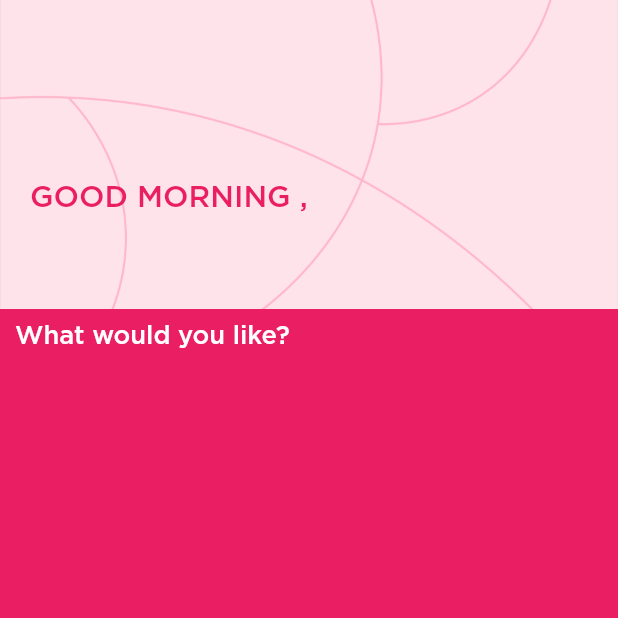
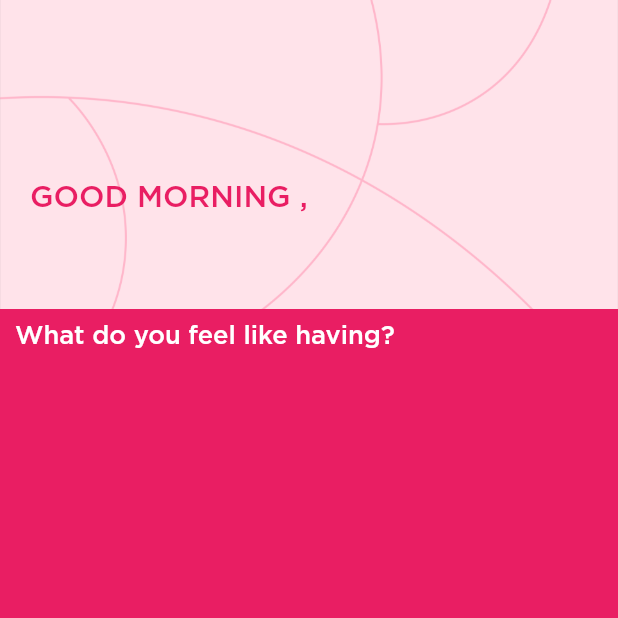
Before and after one commit to ameysunu/hacktheplanet, a Flutter app: the Home screen opened directly, on a phone screen of 412 x 824 dp, the top half of it. Run offline on Flutter 3.47's test engine with Material 2 defaults, Android fonts, the phone set to English and light mode, and no system bars; our stand-ins replace firebase_auth, firebase_core, google_sign_in, hexcolor, introduction_screen; accounts and stored records are empty.

Commit message:
ui changes

```diff
--- a/lib/home.dart
+++ b/lib/home.dart
@@ -67,7 +67,7 @@ class _HomeState extends State<Home> {
                       "$name",
                       style: TextStyle(
                           fontFamily: 'Gotham',
-                          color: Colors.pink,
+                          color: HexColor('#EC1C64'),
                           fontSize: 25),
                     ),
                   ),
@@ -78,7 +78,7 @@ class _HomeState extends State<Home> {
           Padding(
             padding: const EdgeInsets.all(10.0),
             child: Text(
-              "What would you like?",
+              "What do you feel like having?",
               style: TextStyle(
                   fontFamily: 'Gotham', color: Colors.white, fontSize: 17),
             ),
```
